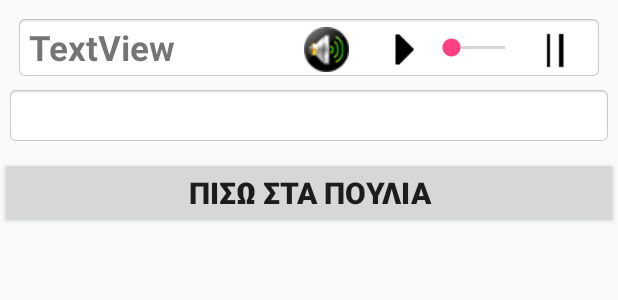
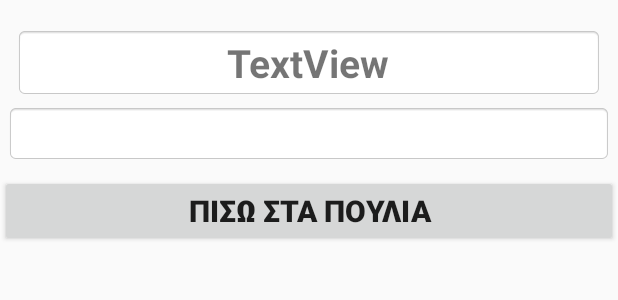
Before and after one commit to nikolaknik/GreekBirds, an Android app: the layout activity_kartela_pouliou.xml on its own in the app's theme, with its tools: preview values and no code run, on a phone screen of 412 x 824 dp. Shown: the top 300 px of the screen. Run offline under Robolectric (Android 15) with nearby library versions, the phone set to English and light mode, and no system bars.

Commit message:
invisible mp3 + data

```diff
--- a/app/src/main/java/gr/odikapoulia/greekbirds/MainActivity.java
+++ b/app/src/main/java/gr/odikapoulia/greekbirds/MainActivity.java
@@ -51,7 +51,7 @@ public class MainActivity extends AppCompatActivity {
                 startActivity(intent);
                 finish();
             }
-        },3000);
+        },1000);
 
     }
 
--- a/app/src/main/res/layout/activity_kartela_pouliou.xml
+++ b/app/src/main/res/layout/activity_kartela_pouliou.xml
@@ -5,8 +5,6 @@
     android:layout_width="match_parent"
     android:layout_height="match_parent"
     tools:context="gr.odikapoulia.greekbirds.KartelaPouliouActivity">
-
-
 
     <android.support.constraint.ConstraintLayout
         android:layout_width="match_parent"
@@ -25,6 +23,20 @@
             app:layout_constraintStart_toStartOf="parent"
             app:layout_constraintTop_toBottomOf="@+id/birdName" />
 
+        <com.google.android.gms.ads.AdView xmlns:ads="http://schemas.android.com/apk/res-auto"
+            android:id="@+id/adView"
+            android:layout_width="320dp"
+            android:layout_height="50dp"
+            android:layout_alignParentBottom="true"
+            android:layout_centerHorizontal="true"
+            android:layout_marginTop="8dp"
+            ads:adSize="BANNER"
+            ads:adUnitId="ca-app-pub-7771856024571036/4408663276"
+            ads:layout_constraintLeft_toLeftOf="parent"
+            ads:layout_constraintRight_toRightOf="parent"
+            ads:layout_constraintTop_toTopOf="parent"
+            ads:layout_constraintBottom_toTopOf="@+id/birdName"></com.google.android.gms.ads.AdView>
+
         <TextView
             android:id="@+id/birdName"
             android:layout_width="0dp"
@@ -33,17 +45,16 @@
             android:layout_marginTop="16dp"
             android:background="@android:drawable/editbox_background_normal"
             android:text="@string/textview"
-            android:textSize="23sp"
+            android:textAlignment="center"
+            android:textSize="26sp"
             android:textStyle="bold"
             app:layout_constraintHorizontal_bias="0.0"
             app:layout_constraintLeft_toLeftOf="parent"
             app:layout_constraintRight_toRightOf="parent"
-            app:layout_constraintTop_toTopOf="parent" />
+            app:layout_constraintTop_toBottomOf="@+id/adView" />
 
         <ImageButton
             android:id="@+id/bird_sound"
-            android:layout_width="30dp"
-            android:layout_height="30dp"
             android:layout_alignEnd="@+id/birdName"
             android:layout_alignRight="@+id/birdName"
             android:layout_alignTop="@+id/birdName"
@@ -53,16 +64,16 @@
             android:cropToPadding="true"
             android:scaleType="fitCenter"
             android:src="@drawable/play"
-            android:visibility="visible"
+            android:visibility="invisible"
             app:layout_constraintBottom_toTopOf="@+id/birdImage"
             app:layout_constraintEnd_toStartOf="@+id/seekBar"
             app:layout_constraintTop_toTopOf="@+id/birdName"
-            app:layout_constraintVertical_bias="0.0" />
+            app:layout_constraintVertical_bias="0.0"
+            android:layout_width="wrap_content"
+            android:layout_height="wrap_content" />
 
         <SeekBar
             android:id="@+id/seekBar"
-            android:layout_width="68dp"
-            android:layout_height="27dp"
             android:layout_above="@+id/bird_sound"
             android:layout_alignEnd="@+id/bird_sound"
             android:layout_alignLeft="@+id/bird_sound"
@@ -70,29 +81,33 @@
             android:layout_alignStart="@+id/bird_sound"
             android:layout_marginBottom="8dp"
             android:layout_marginTop="8dp"
+            android:visibility="invisible"
             app:layout_constraintBottom_toTopOf="@+id/birdImage"
             app:layout_constraintEnd_toStartOf="@+id/bird_sound_pouse"
             app:layout_constraintTop_toTopOf="@+id/birdName"
-            app:layout_constraintVertical_bias="0.0" />
+            app:layout_constraintVertical_bias="0.0"
+            android:layout_width="wrap_content"
+            android:layout_height="wrap_content" />
 
         <ImageButton
             android:id="@+id/bird_sound_pouse"
-            android:layout_width="33dp"
-            android:layout_height="35dp"
             android:layout_alignLeft="@+id/seekBar"
             android:layout_alignParentBottom="true"
             android:layout_alignStart="@+id/seekBar"
             android:layout_marginBottom="8dp"
             android:layout_marginRight="16dp"
             android:layout_marginTop="8dp"
+            android:background="@android:color/transparent"
+            android:cropToPadding="true"
             android:src="@drawable/pause"
-            android:cropToPadding="true"
-            android:background="@android:color/transparent"
+            android:visibility="invisible"
             app:layout_constraintBottom_toBottomOf="@+id/birdName"
             app:layout_constraintEnd_toEndOf="@+id/birdName"
             app:layout_constraintRight_toRightOf="parent"
             app:layout_constraintTop_toTopOf="@+id/birdName"
-            app:layout_constraintVertical_bias="0.25" />
+            app:layout_constraintVertical_bias="0.25"
+            android:layout_width="wrap_content"
+            android:layout_height="wrap_content" />
 
 
         <TextView
@@ -129,10 +144,9 @@
 
         <ImageView
             android:id="@+id/imageView"
-            android:layout_width="30dp"
-            android:layout_height="wrap_content"
             android:layout_marginBottom="5dp"
             android:layout_marginTop="8dp"
+            android:visibility="invisible"
             app:layout_constraintBottom_toTopOf="@+id/birdImage"
             app:layout_constraintEnd_toStartOf="@+id/bird_sound"
             app:layout_constraintHorizontal_bias="0.899"
@@ -141,7 +155,9 @@
             app:layout_constraintStart_toStartOf="@+id/birdName"
             app:layout_constraintTop_toTopOf="@+id/birdName"
             app:layout_constraintVertical_bias="0.0"
-            app:srcCompat="@drawable/sound" />
+            app:srcCompat="@drawable/sound"
+            android:layout_width="wrap_content"
+            android:layout_height="wrap_content" />
 
     </android.support.constraint.ConstraintLayout>
 
```
Also changed, not shown: app/src/main/java/gr/odikapoulia/greekbirds/KartelaPouliouActivity.java (+30 -7 lines), app/src/main/java/gr/odikapoulia/greekbirds/QueryInsert.java (+4 -17 lines), 2 other files.
